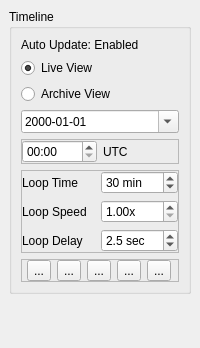
Qt form scwx-qt/source/scwx/qt/ui/animation_dock_widget.ui (dpaulat/supercell-wx) before a commit.
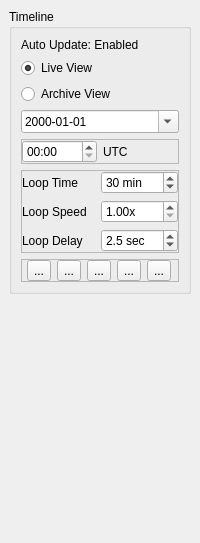
The same form after that commit. Icons and pictures are not drawn.

Commit message: Make Radar Toolbox and Animation Toolbox scrollable

Diff of the .ui file:
```diff
--- a/scwx-qt/source/scwx/qt/ui/animation_dock_widget.ui
+++ b/scwx-qt/source/scwx/qt/ui/animation_dock_widget.ui
@@ -7,7 +7,7 @@
     <x>0</x>
     <y>0</y>
     <width>200</width>
-    <height>348</height>
+    <height>543</height>
    </rect>
   </property>
   <property name="windowTitle">
@@ -16,6 +16,42 @@
   <widget class="QWidget" name="dockWidgetContents">
    <layout class="QVBoxLayout" name="verticalLayout">
     <item>
+     <widget class="QScrollArea" name="scrollArea">
+      <property name="frameShape">
+       <enum>QFrame::NoFrame</enum>
+      </property>
+      <property name="lineWidth">
+       <number>0</number>
+      </property>
+      <property name="horizontalScrollBarPolicy">
+       <enum>Qt::ScrollBarAlwaysOff</enum>
+      </property>
+      <property name="widgetResizable">
+       <bool>true</bool>
+      </property>
+      <widget class="QWidget" name="scrollAreaContents">
+       <property name="geometry">
+        <rect>
+         <x>0</x>
+         <y>0</y>
+         <width>182</width>
+         <height>506</height>
+        </rect>
+       </property>
+       <layout class="QVBoxLayout" name="verticalLayout_2">
+        <property name="leftMargin">
+         <number>0</number>
+        </property>
+        <property name="topMargin">
+         <number>0</number>
+        </property>
+        <property name="rightMargin">
+         <number>0</number>
+        </property>
+        <property name="bottomMargin">
+         <number>0</number>
+        </property>
+        <item>
      <widget class="QGroupBox" name="timelineGroupBox">
       <property name="title">
        <string>Timeline</string>
@@ -305,6 +341,10 @@
        </size>
       </property>
      </spacer>
+        </item>
+       </layout>
+      </widget>
+     </widget>
     </item>
    </layout>
   </widget>
```
Lines whose indentation alone changed are shown as unchanged. The commit also changes 1 other file.
